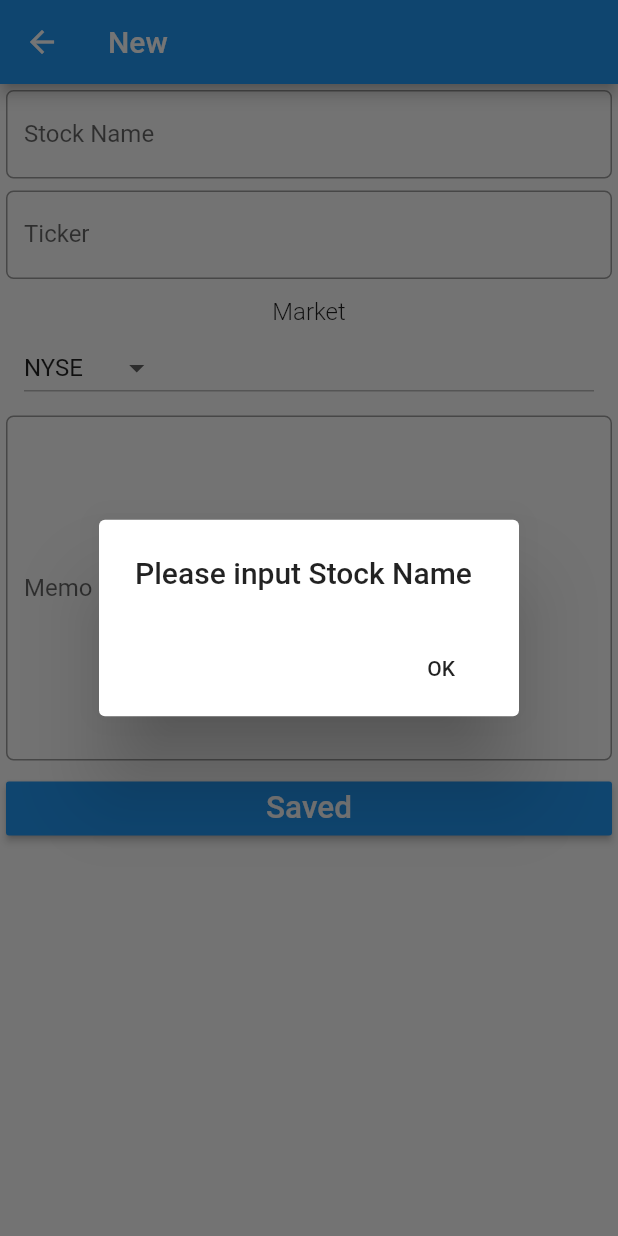
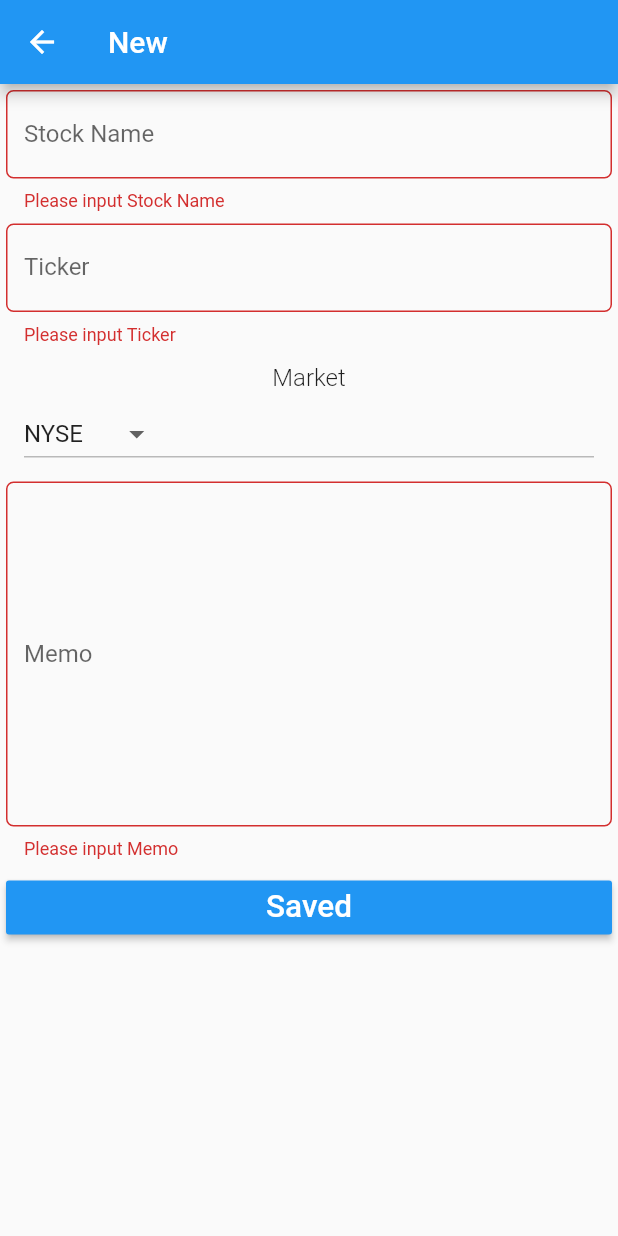
Before and after one commit to arafipro/usstockmemo, a Flutter app: the EditPage screen opened directly, after a tap on "Saved", on a phone screen of 412 x 824 dp. Run offline on Flutter 3.47's test engine with Material 2 defaults, Android fonts, the light colour scheme and no system bars; our stand-ins replace sqflite; accounts and stored records are empty.

Commit message:
入力チェックをバリデーションに変更

```diff
--- a/lib/viewmodels/edit_model.dart
+++ b/lib/viewmodels/edit_model.dart
@@ -33,10 +33,15 @@ class EditModel extends ChangeNotifier {
 
   Future addMemo() async {
     // 入力チェック
-    stockName.isEmpty ? throw ('Please input Stock Name') : null;
-    stockTicker.isEmpty ? throw ('Please input Ticker') : null;
-    stockMemo.isEmpty ? throw ('Please input Memo') : null;
-
+    // if (stockName.isEmpty) {
+    //   throw ('Please input Stock Name');
+    // }
+    // if (stockTicker.isEmpty) {
+    //   throw ('Please input Ticker');
+    // }
+    // if (stockMemo.isEmpty) {
+    //   throw ('Please input Memo');
+    // }
     StockMemo newMemo = StockMemo(
       stockName,
       stockTicker,
--- a/lib/views/edit_page.dart
+++ b/lib/views/edit_page.dart
@@ -7,6 +7,7 @@ import 'package:usstockmemo/viewmodels/edit_model.dart';
 class EditPage extends StatelessWidget {
   EditPage({this.stockmemo});
   final StockMemo stockmemo;
+  final _key = GlobalKey<FormState>();
 
   @override
   Widget build(BuildContext context) {
@@ -31,7 +32,9 @@ class EditPage extends StatelessWidget {
         ),
         body: Consumer<EditModel>(
           builder: (context, model, child) {
-            return ListView(
+            return Form(
+              key: _key,
+              child: ListView(
                 children: [
                   TF(
                     controller: nameController,
@@ -40,13 +43,26 @@ class EditPage extends StatelessWidget {
                     onChanged: (text) {
                       model.stockName = text;
                     },
+                    validator: (value) {
+                      if (value.isEmpty) {
+                        return 'Please input Stock Name';
+                      } else {
+                        return null;
+                      }
+                    },
                   ),
                   TF(
                     controller: tickerController,
                     labelText: 'Ticker',
                     maxLines: 1,
+                    maxLength: 5,
                     onChanged: (text) {
                       model.stockTicker = text;
+                    },
+                    validator: (value) {
+                      if (value.isEmpty) {
+                        return 'Please input Ticker';
+                      }
                     },
                   ),
                   SizedBox(
@@ -89,6 +105,11 @@ class EditPage extends StatelessWidget {
                     onChanged: (text) {
                       model.stockMemo = text;
                     },
+                    validator: (value) {
+                      if (value.isEmpty) {
+                        return 'Please input Memo';
+                      }
+                    },
                   ),
                   Padding(
                     padding: const EdgeInsets.all(4.0),
@@ -101,16 +122,19 @@ class EditPage extends StatelessWidget {
                       ),
                       onPressed: () async {
                         model.startLoading();
+                        if (_key.currentState.validate()) {
                           if (isUpdate) {
                             await updateMemo(model, context);
                           } else {
                             await addMemo(model, context);
+                          }
                         }
                         model.endLoading();
                       },
                     ),
                   ),
                 ],
+              ),
             );
           },
         ),
```
Lines whose indentation alone changed are shown as unchanged.
